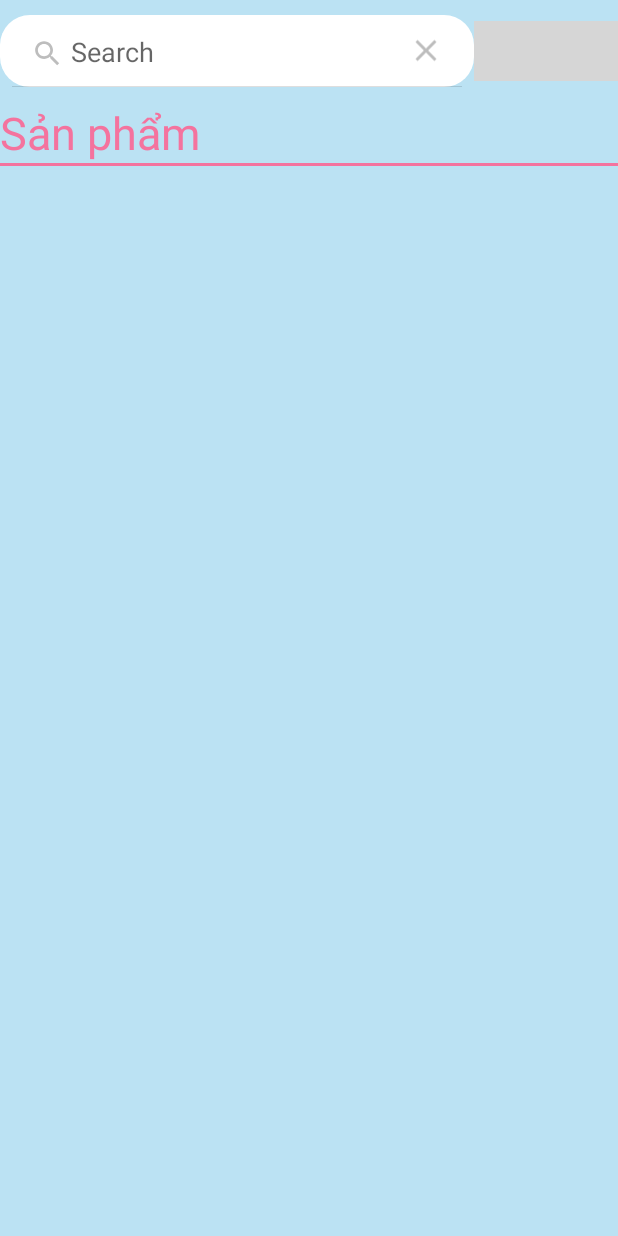
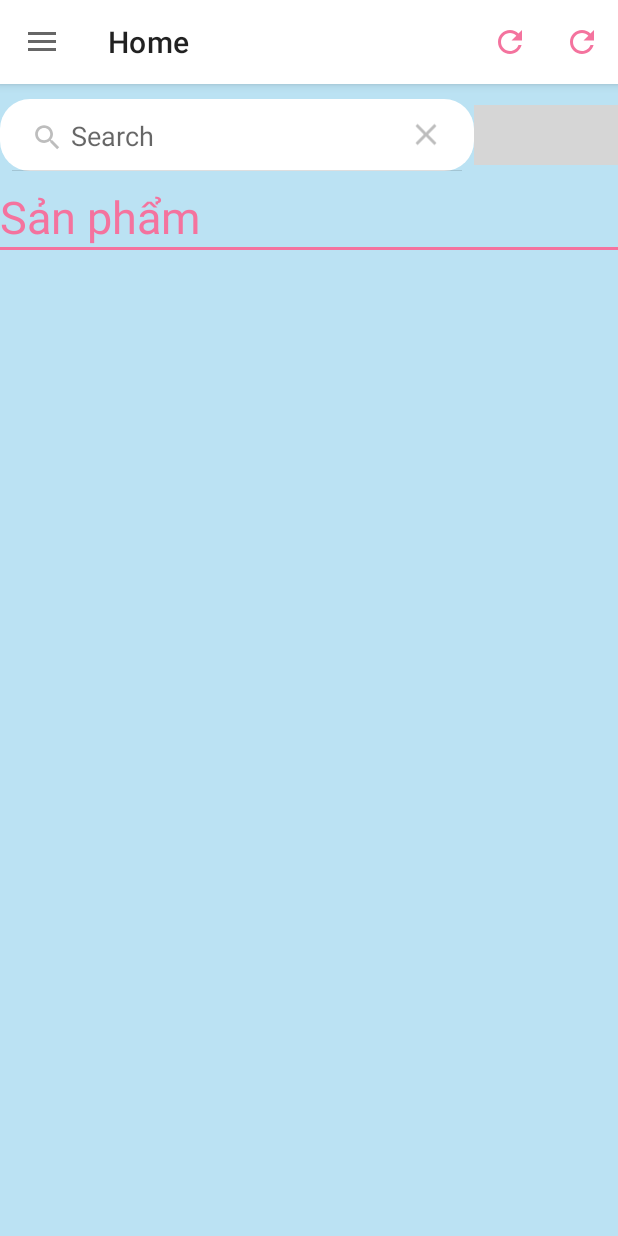
Before and after one commit to thongnguyen121/BeautyStore, an Android app: the fragment Fragment_warehouse_list placed in its activity, after a tap on "Search", on a phone screen of 412 x 824 dp. Run offline under Robolectric (Android 15) with nearby library versions, the phone set to English and light mode, and no system bars; our stand-ins replace EventBus, Firebase (no records; nobody signed in at launch, a user with empty details on screens opened directly), Picasso; pictures from the network do not load; grey boxes are pictures that could not be loaded.

Commit message:
update warehouse list

```diff
--- a/app/src/main/java/com/example/beautystore/activity/Admin_MainActivity.java
+++ b/app/src/main/java/com/example/beautystore/activity/Admin_MainActivity.java
@@ -26,18 +26,20 @@ public class Admin_MainActivity extends AppCompatActivity {
     NavController navController;
     AppBarConfiguration appBarConfiguration;
     Menu menu;
+    public static BottomNavigationView bottomNavigationView;
+    public static  MaterialToolbar toolbar;
 
     @Override
     protected void onCreate(Bundle savedInstanceState) {
         super.onCreate(savedInstanceState);
         setContentView(R.layout.activity_admin_main);
 
-        BottomNavigationView bottomNavigationView = findViewById(R.id.bottomNavigationAdminMenu);
+        bottomNavigationView = findViewById(R.id.bottomNavigationAdminMenu);
         NavHostFragment navHostFragment =
                 (NavHostFragment) getSupportFragmentManager().findFragmentById(R.id.nav_host_fragment_container);
         navController = navHostFragment.getNavController();
 
-        MaterialToolbar toolbar = findViewById(R.id.toolbarAdmin);
+        toolbar = findViewById(R.id.toolbarAdmin);
         setSupportActionBar(toolbar);
         NavigationView navigation = findViewById(R.id.id_navigationviewAdmin);
 
--- a/app/src/main/java/com/example/beautystore/fragments/Fragment_warehouse_list.java
+++ b/app/src/main/java/com/example/beautystore/fragments/Fragment_warehouse_list.java
@@ -22,6 +22,7 @@ import android.widget.TextView;
 import com.example.beautystore.MainActivity;
 import com.example.beautystore.R;
 import com.example.beautystore.activity.Activity_Add_Products;
+import com.example.beautystore.activity.Admin_MainActivity;
 import com.example.beautystore.adapter.RecyclerViewProducts_WH;
 import com.example.beautystore.adapter.RecyclerView_Brands_WH;
 import com.example.beautystore.adapter.RecyclerView_Products_WH;
@@ -384,8 +385,8 @@ public class Fragment_warehouse_list extends Fragment {
         tvTitle_cate.setVisibility(View.GONE);
 
         tvTitle_brands.setVisibility(View.GONE);
-        MainActivity.bottomNavigationView.setVisibility(View.GONE);
-        MainActivity.toolbar.setVisibility(View.GONE);
+        Admin_MainActivity.bottomNavigationView.setVisibility(View.GONE);
+
     }
     private void setVisibityhome(){
         rcBrands.setVisibility(View.VISIBLE);
@@ -401,8 +402,8 @@ public class Fragment_warehouse_list extends Fragment {
         tvTitle_cate.setVisibility(View.VISIBLE);
 
         tvTitle_brands.setVisibility(View.VISIBLE);
-        MainActivity.bottomNavigationView.setVisibility(View.VISIBLE);
-        MainActivity.toolbar.setVisibility(View.VISIBLE);
+        Admin_MainActivity.bottomNavigationView.setVisibility(View.VISIBLE);
+
     }
 
 }
--- a/app/src/main/res/layout/activity_add_products.xml
+++ b/app/src/main/res/layout/activity_add_products.xml
@@ -21,6 +21,7 @@
             android:background="@drawable/bg_header"
             >
             <ImageView
+                android:id="@+id/img_back_addProducts_screen"
                 android:layout_width="30dp"
                 android:layout_height="30dp"
                 android:src="@drawable/back"
--- a/app/src/main/res/layout/fragment_warehouse_list.xml
+++ b/app/src/main/res/layout/fragment_warehouse_list.xml
@@ -6,7 +6,7 @@
     tools:context=".fragments.Fragment_warehouse_list"
     android:background="@color/background_admin"
     >
-<ScrollView
+<androidx.core.widget.NestedScrollView
     android:layout_width="match_parent"
     android:layout_height="wrap_content">
   <LinearLayout
@@ -170,21 +170,19 @@
           android:layout_width="match_parent"
           android:layout_height="2dp"
           android:background="@color/pink"
+          android:layout_marginBottom="20dp"
           ></View>
     <LinearLayout
         android:layout_width="match_parent"
         android:layout_height="wrap_content"
-
-        android:layout_marginTop="20dp"
-        android:layout_marginBottom="20dp"
         >
       <androidx.recyclerview.widget.RecyclerView
           android:id="@+id/rcProducts_warehouse"
           android:layout_width="match_parent"
           android:layout_height="match_parent"
-
+          android:layout_marginBottom="20dp"
          ></androidx.recyclerview.widget.RecyclerView>
     </LinearLayout>
   </LinearLayout>
-</ScrollView>
+</androidx.core.widget.NestedScrollView>
 </FrameLayout>
```
Also changed, not shown: app/src/main/java/com/example/beautystore/activity/Activity_Add_Products.java (+7 -4 lines).
